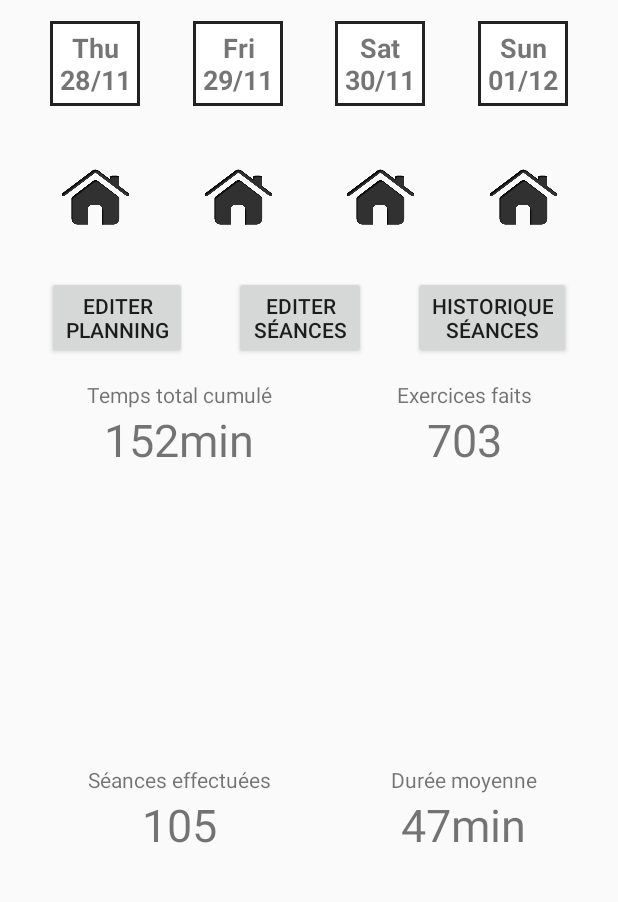
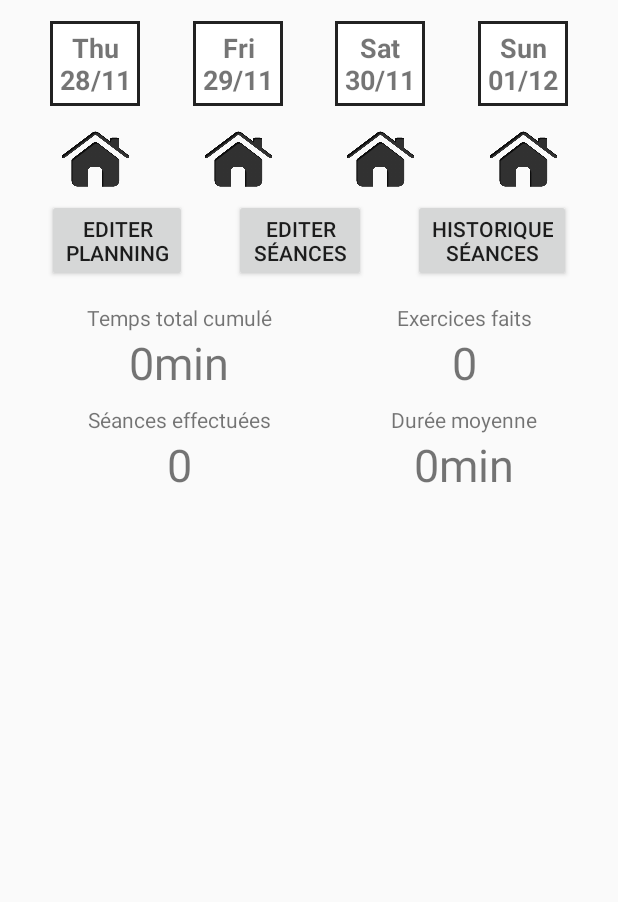
Before and after one commit to mcoucke/gomuscu, an Android app: the screen it shows after launch (MainActivity), on a phone screen of 412 x 824 dp, the part 68-970 px from its top. Run offline under Robolectric (Android 15) with nearby library versions, the phone set to English and light mode, and no system bars; our stand-ins replace Room's generated code.

Commit message:
moving statistics to main_activity, adding queries

```diff
--- a/app/src/main/java/com/app/gomuscu/GoMuscuDao.java
+++ b/app/src/main/java/com/app/gomuscu/GoMuscuDao.java
@@ -9,7 +9,9 @@ import androidx.room.Query;
 import androidx.room.Update;
 
 import com.app.gomuscu.entity.Exercice;
+import com.app.gomuscu.entity.ExerciceDansHistorique;
 import com.app.gomuscu.entity.ExerciceDansSeance;
+import com.app.gomuscu.entity.Historique;
 import com.app.gomuscu.entity.Journee;
 import com.app.gomuscu.entity.Seance;
 
@@ -49,6 +51,9 @@ public interface GoMuscuDao {
     @Query("SELECT * FROM Journee")
     public LiveData<List<Journee>> getAllJournees();
 
+    @Query("SELECT * FROM Historique")
+    public LiveData<List<Historique>> getAllHistoriques();
+
     @Query("SELECT * FROM ExerciceDansSeance WHERE idSeance = :id_seance")
     public LiveData<List<ExerciceDansSeance>> getAllExercicesDansSeancesById(Integer... id_seance);
 
@@ -64,4 +69,10 @@ public interface GoMuscuDao {
     @Query("SELECT * FROM Journee WHERE date >= :date")
     public LiveData<List<Journee>> getAllJourneesFromDate(Date... date);
 
+    @Query("SELECT * FROM ExerciceDansHistorique WHERE idHistorique = :id")
+    public LiveData<List<ExerciceDansHistorique>> getAllExerciceDansHistoriqueById(Integer... id);
+
+    @Query("SELECT COUNT(*) FROM ExerciceDansHistorique")
+    public LiveData<Integer> getExerciceDansHistoriqueCount();
+
 }
--- a/app/src/main/java/com/app/gomuscu/GoMuscuRepository.java
+++ b/app/src/main/java/com/app/gomuscu/GoMuscuRepository.java
@@ -7,7 +7,9 @@ import android.util.Log;
 import androidx.lifecycle.LiveData;
 
 import com.app.gomuscu.entity.Exercice;
+import com.app.gomuscu.entity.ExerciceDansHistorique;
 import com.app.gomuscu.entity.ExerciceDansSeance;
+import com.app.gomuscu.entity.Historique;
 import com.app.gomuscu.entity.Journee;
 import com.app.gomuscu.entity.Seance;
 
@@ -81,7 +83,8 @@ public class GoMuscuRepository {
         return id;
     }
 
-    private static class InsertExerciceDansSeanceAsyncTask extends AsyncTask<ExerciceDansSeance, Void, long[]> {
+    private static class InsertExerciceDansSeanceAsyncTask
+            extends AsyncTask<ExerciceDansSeance, Void, long[]> {
         private GoMuscuDao dao;
 
         InsertExerciceDansSeanceAsyncTask(GoMuscuDao dao) {
@@ -127,7 +130,8 @@ public class GoMuscuRepository {
         return liste;
     }
 
-    private static class GetAllExercicesAsyncTask extends AsyncTask<Void, Void, LiveData<List<Exercice>>> {
+    private static class GetAllExercicesAsyncTask
+            extends AsyncTask<Void, Void, LiveData<List<Exercice>>> {
         private GoMuscuDao dao;
 
         GetAllExercicesAsyncTask(GoMuscuDao dao) {
@@ -150,7 +154,8 @@ public class GoMuscuRepository {
         return liste;
     }
 
-    private static class GetAllSeancesAsyncTask extends AsyncTask<Void, Void, LiveData<List<Seance>>> {
+    private static class GetAllSeancesAsyncTask
+            extends AsyncTask<Void, Void, LiveData<List<Seance>>> {
         private GoMuscuDao dao;
 
         GetAllSeancesAsyncTask(GoMuscuDao dao) {
@@ -173,7 +178,8 @@ public class GoMuscuRepository {
         return liste;
     }
 
-    private static class GetAllJourneesAsyncTask extends AsyncTask<Void, Void, LiveData<List<Journee>>> {
+    private static class GetAllJourneesAsyncTask
+            extends AsyncTask<Void, Void, LiveData<List<Journee>>> {
         private GoMuscuDao dao;
 
         GetAllJourneesAsyncTask(GoMuscuDao dao) {
@@ -183,6 +189,30 @@ public class GoMuscuRepository {
         @Override
         protected LiveData<List<Journee>> doInBackground(Void... voids) {
             return this.dao.getAllJournees();
+        }
+    }
+
+    public LiveData<List<Historique>> getAllHistoriques() {
+        LiveData<List<Historique>> liste = null;
+        try {
+            liste = new GetAllHistoriquesAsyncTask(this.dao).execute().get();
+        } catch (InterruptedException | ExecutionException e) {
+            Log.d("erreurs", "getAllHistoriques : " + e.getMessage());
+        }
+        return liste;
+    }
+
+    private static class GetAllHistoriquesAsyncTask
+            extends AsyncTask<Void, Void, LiveData<List<Historique>>> {
+        private GoMuscuDao dao;
+
+        GetAllHistoriquesAsyncTask(GoMuscuDao dao) {
+            this.dao = dao;
+        }
+
+        @Override
+        protected LiveData<List<Historique>> doInBackground(Void... voids) {
+            return this.dao.getAllHistoriques();
         }
     }
 
@@ -284,12 +314,13 @@ public class GoMuscuRepository {
         try {
             journees = new GetAllJourneesFromDateAsyncTask(this.dao).execute(date).get();
         } catch (InterruptedException | ExecutionException e) {
-            Log.d("erreurs", "getJourneesFromDate : " + e.getMessage());
+            Log.d("erreurs", "getAllJourneesFromDate : " + e.getMessage());
         }
         return journees;
     }
 
-    private static class GetAllJourneesFromDateAsyncTask extends AsyncTask<Date, Void, LiveData<List<Journee>>> {
+    private static class GetAllJourneesFromDateAsyncTask
+            extends AsyncTask<Date, Void, LiveData<List<Journee>>> {
         private GoMuscuDao dao;
 
         GetAllJourneesFromDateAsyncTask(GoMuscuDao dao) {
@@ -302,4 +333,52 @@ public class GoMuscuRepository {
         }
     }
 
+    public LiveData<List<ExerciceDansHistorique>> getAllExerciceDansHistoriqueById(int id) {
+        LiveData<List<ExerciceDansHistorique>> liste = null;
+        try {
+            liste = new GetAllExerciceDansHistoriqueByIdAsyncTask(this.dao).execute(id).get();
+        } catch (InterruptedException | ExecutionException e) {
+            Log.d("erreurs", "getAllExerciceDansHistoriqueById : " + e.getMessage());
+        }
+        return liste;
+    }
+
+    private static class GetAllExerciceDansHistoriqueByIdAsyncTask
+            extends AsyncTask<Integer, Void, LiveData<List<ExerciceDansHistorique>>> {
+        private GoMuscuDao dao;
+
+        GetAllExerciceDansHistoriqueByIdAsyncTask(GoMuscuDao dao) {
+            this.dao = dao;
+        }
+
+        @Override
+        protected LiveData<List<ExerciceDansHistorique>> doInBackground(Integer... integers) {
+            return this.dao.getAllExerciceDansHistoriqueById(integers);
+        }
+    }
+
+    public LiveData<Integer> getExerciceDansHistoriqueCount() {
+        LiveData<Integer> count = null;
+        try {
+            count = new GetExerciceDansHistoriqueCountAsyncTask(this.dao).execute().get();
+        } catch (InterruptedException | ExecutionException e) {
+            Log.d("erreurs", "getExerciceDansHistoriqueCount : " + e.getMessage());
+        }
+        return count;
+    }
+
+    private static class GetExerciceDansHistoriqueCountAsyncTask
+            extends AsyncTask<Void, Void, LiveData<Integer>> {
+        private GoMuscuDao dao;
+
+        GetExerciceDansHistoriqueCountAsyncTask(GoMuscuDao dao) {
+            this.dao = dao;
+        }
+
+        @Override
+        protected LiveData<Integer> doInBackground(Void... voids) {
+            return this.dao.getExerciceDansHistoriqueCount();
+        }
+    }
+
 }
--- a/app/src/main/java/com/app/gomuscu/GoMuscuViewModel.java
+++ b/app/src/main/java/com/app/gomuscu/GoMuscuViewModel.java
@@ -7,7 +7,9 @@ import androidx.lifecycle.AndroidViewModel;
 import androidx.lifecycle.LiveData;
 
 import com.app.gomuscu.entity.Exercice;
+import com.app.gomuscu.entity.ExerciceDansHistorique;
 import com.app.gomuscu.entity.ExerciceDansSeance;
+import com.app.gomuscu.entity.Historique;
 import com.app.gomuscu.entity.Journee;
 import com.app.gomuscu.entity.Seance;
 
@@ -47,6 +49,14 @@ public class GoMuscuViewModel extends AndroidViewModel {
         return goMuscuRepository.getAllSeances();
     }
 
+    public LiveData<List<Journee>> getAllJournees() {
+        return goMuscuRepository.getAllJournees();
+    }
+
+    public LiveData<List<Historique>> getAllHistoriques() {
+        return goMuscuRepository.getAllHistoriques();
+    }
+
     public LiveData<List<ExerciceDansSeance>> getAllExercicesDansSeancesById(int id_seance) {
         return goMuscuRepository.getAllExercicesDansSeancesById(id_seance);
     }
@@ -66,4 +76,12 @@ public class GoMuscuViewModel extends AndroidViewModel {
     public LiveData<List<Journee>> getAllJourneesFromDate(Date date) {
         return goMuscuRepository.getAllJourneesFromDate(date);
     }
+
+    public LiveData<List<ExerciceDansHistorique>> getAllExerciceDansHistoriqueById(int id) {
+        return goMuscuRepository.getAllExerciceDansHistoriqueById(id);
+    }
+
+    public LiveData<Integer> getExerciceDansHistoriqueCount() {
+        return goMuscuRepository.getExerciceDansHistoriqueCount();
+    }
 }
--- a/app/src/main/java/com/app/gomuscu/MainActivity.java
+++ b/app/src/main/java/com/app/gomuscu/MainActivity.java
@@ -12,6 +12,7 @@ import android.widget.TextView;
 
 import com.app.gomuscu.entity.Exercice;
 import com.app.gomuscu.entity.ExerciceDansSeance;
+import com.app.gomuscu.entity.Historique;
 import com.app.gomuscu.entity.Journee;
 import com.app.gomuscu.entity.Seance;
 
@@ -89,6 +90,23 @@ public class MainActivity extends AppCompatActivity {
             }
         }
 
+        // Statistiques
+
+        goMuscuViewModel.getAllHistoriques().observe(this, new Observer<List<Historique>>() {
+            @Override
+            public void onChanged(List<Historique> historiques) {
+                setStatistiquesHistoriques(historiques);
+            }
+        });
+
+        goMuscuViewModel.getExerciceDansHistoriqueCount().observe(this, new Observer<Integer>() {
+            @Override
+            public void onChanged(Integer nbExercices) {
+                TextView tv_total_exos = (TextView) findViewById(R.id.tv_total_exos);
+                tv_total_exos.setText(String.valueOf(nbExercices));
+            }
+        });
+
     }
 
     public void onImageClick(View view) {
@@ -130,4 +148,25 @@ public class MainActivity extends AppCompatActivity {
     public void onClickViewHistorique(View view) {
         System.out.println("click edit planning");
     }
+
+    public void setStatistiquesHistoriques(List<Historique> historiques) {
+        int total_duree_sec = 0;
+        for(int i = 0; i < historiques.size(); i++) {
+            total_duree_sec += historiques.get(i).getDureeSecondes();
+        }
+        int total_duree_min = 0;
+        int duree_min_moy = 0;
+        if (total_duree_sec != 0) {
+            total_duree_min = total_duree_sec/60;
+            duree_min_moy = (total_duree_sec / historiques.size())/60;
+        }
+        int nb_seances = historiques.size();
+
+        TextView tv_total_sec = (TextView) findViewById(R.id.tv_total_sec);
+        tv_total_sec.setText(total_duree_min + "min");
+        TextView tv_total_seances = (TextView) findViewById(R.id.tv_total_seances);
+        tv_total_seances.setText(String.valueOf(nb_seances));
+        TextView tv_duree_moyenne = (TextView) findViewById(R.id.tv_duree_moyenne);
+        tv_duree_moyenne.setText(duree_min_moy + "min");
+    }
 }
--- a/app/src/main/java/com/app/gomuscu/StatsFragment.java
+++ /dev/null
@@ -1,29 +0,0 @@
-package com.app.gomuscu;
-
-import android.os.Bundle;
-import android.view.LayoutInflater;
-import android.view.View;
-import android.view.ViewGroup;
-
-import androidx.fragment.app.Fragment;
-
-public class StatsFragment extends Fragment {
-
-    public StatsFragment() {
-
-    }
-
-    @Override
-    public void onCreate(Bundle savedInstanceState) {
-        super.onCreate(savedInstanceState);
-
-    }
-
-    @Override
-    public View onCreateView(LayoutInflater inflater, ViewGroup container,
-                             Bundle savedInstanceState) {
-        View view = inflater.inflate(R.layout.fragment_stats, container, false);
-
-        return view;
-    }
-}
--- a/app/src/main/res/layout/activity_main.xml
+++ b/app/src/main/res/layout/activity_main.xml
@@ -23,7 +23,6 @@
     <GridLayout
         android:layout_width="match_parent"
         android:layout_height="wrap_content"
-        android:layout_weight="0.1"
         android:rowCount="2"
         android:columnCount="4"
         android:useDefaultMargins="true">
@@ -175,7 +174,6 @@
     <GridLayout
         android:layout_width="match_parent"
         android:layout_height="wrap_content"
-        android:layout_weight="0"
         android:layout_marginBottom="10dp"
         android:rowCount="1"
         android:columnCount="3">
@@ -215,12 +213,106 @@
 
     </GridLayout>
 
-    <fragment
+    <GridLayout xmlns:android="http://schemas.android.com/apk/res/android"
         android:layout_width="match_parent"
-        android:layout_height="0px"
-        android:layout_weight="1"
-        android:name="com.app.gomuscu.StatsFragment"
-        android:id="@+id/statsFrag" />
+        android:layout_height="wrap_content"
+        android:rowCount="2"
+        android:columnCount="2"
+        android:useDefaultMargins="true">
+
+
+        <LinearLayout
+            android:layout_width="wrap_content"
+            android:layout_height="wrap_content"
+            android:orientation="vertical"
+            android:layout_columnWeight="1"
+            android:layout_column="0"
+            android:layout_row="0"
+            android:layout_gravity="center">
+
+            <TextView
+                android:layout_width="wrap_content"
+                android:layout_height="wrap_content"
+                android:text="@string/stat_total_temps"
+                android:layout_gravity="center"/>
+
+            <TextView
+                android:layout_width="wrap_content"
+                android:layout_height="wrap_content"
+                android:textSize="@dimen/stats_number"
+                android:layout_gravity="center"
+                android:id="@+id/tv_total_sec"/>
+        </LinearLayout>
+
+        <LinearLayout
+            android:layout_width="wrap_content"
+            android:layout_height="wrap_content"
+            android:orientation="vertical"
+            android:layout_column="0"
+            android:layout_row="1"
+            android:layout_gravity="center">
+
+            <TextView
+                android:layout_width="wrap_content"
+                android:layout_height="wrap_content"
+                android:text="@string/stat_total_seances"
+                android:layout_gravity="center"/>
+
+            <TextView
+                android:layout_width="wrap_content"
+                android:layout_height="wrap_content"
+                android:textSize="@dimen/stats_number"
+                android:layout_gravity="center"
+                android:id="@+id/tv_total_seances" />
+        </LinearLayout>
+
+        <LinearLayout
+            android:layout_width="wrap_content"
+            android:layout_height="wrap_content"
+            android:orientation="vertical"
+            android:layout_columnWeight="1"
+            android:layout_column="1"
+            android:layout_row="0"
+            android:layout_gravity="center">
+
+            <TextView
+                android:layout_width="wrap_content"
+                android:layout_height="wrap_content"
+                android:text="@string/stat_total_exos"
+                android:layout_gravity="center"/>
+
+            <TextView
+                android:layout_width="wrap_content"
+                android:layout_height="wrap_content"
+                android:textSize="@dimen/stats_number"
+                android:layout_gravity="center"
+                android:id="@+id/tv_total_exos" />
+        </LinearLayout>
+
+        <LinearLayout
+            android:layout_width="wrap_content"
+            android:layout_height="wrap_content"
+            android:orientation="vertical"
+            android:layout_column="1"
+            android:layout_row="1"
+            android:layout_gravity="center">
+
+            <TextView
+                android:layout_width="wrap_content"
+                android:layout_height="wrap_content"
+                android:text="@string/stat_moyenne_temps"/>
+
+            <TextView
+                android:layout_width="wrap_content"
+                android:layout_height="wrap_content"
+                android:textSize="@dimen/stats_number"
+                android:layout_gravity="center"
+                android:id="@+id/tv_duree_moyenne" />
+        </LinearLayout>
+
+
+
+    </GridLayout>
 
 
 
--- a/app/src/main/res/layout/fragment_stats.xml
+++ /dev/null
@@ -1,101 +0,0 @@
-<?xml version="1.0" encoding="utf-8"?>
-<GridLayout xmlns:android="http://schemas.android.com/apk/res/android"
-    android:layout_width="match_parent"
-    android:layout_height="wrap_content"
-    android:rowCount="2"
-    android:columnCount="2"
-    android:useDefaultMargins="true">
-
-
-    <LinearLayout
-        android:layout_width="wrap_content"
-        android:layout_height="wrap_content"
-        android:orientation="vertical"
-        android:layout_columnWeight="1"
-        android:layout_column="0"
-        android:layout_row="0"
-        android:layout_gravity="center">
-
-        <TextView
-            android:layout_width="wrap_content"
-            android:layout_height="wrap_content"
-            android:text="@string/stat_total_temps"
-            android:layout_gravity="center"/>
-
-        <TextView
-            android:layout_width="wrap_content"
-            android:layout_height="wrap_content"
-            android:textSize="@dimen/stats_number"
-            android:text="152min"
-            android:layout_gravity="center" />
-    </LinearLayout>
-
-    <LinearLayout
-        android:layout_width="wrap_content"
-        android:layout_height="wrap_content"
-        android:orientation="vertical"
-        android:layout_column="0"
-        android:layout_row="1"
-        android:layout_gravity="center">
-
-        <TextView
-            android:layout_width="wrap_content"
-            android:layout_height="wrap_content"
-            android:text="@string/stat_total_seances"
-            android:layout_gravity="center"/>
-
-        <TextView
-            android:layout_width="wrap_content"
-            android:layout_height="wrap_content"
-            android:textSize="@dimen/stats_number"
-            android:text="105"
-            android:layout_gravity="center" />
-    </LinearLayout>
-
-    <LinearLayout
-        android:layout_width="wrap_content"
-        android:layout_height="wrap_content"
-        android:orientation="vertical"
-        android:layout_columnWeight="1"
-        android:layout_column="1"
-        android:layout_row="0"
-        android:layout_gravity="center">
-
-        <TextView
-            android:layout_width="wrap_content"
-            android:layout_height="wrap_content"
-            android:text="@string/stat_total_exos"
-            android:layout_gravity="center"/>
-
-        <TextView
-            android:layout_width="wrap_content"
-            android:layout_height="wrap_content"
-            android:textSize="@dimen/stats_number"
-            android:text="703"
-            android:layout_gravity="center" />
-    </LinearLayout>
-
-    <LinearLayout
-        android:layout_width="wrap_content"
-        android:layout_height="wrap_content"
-        android:orientation="vertical"
-        android:layout_column="1"
-        android:layout_row="1"
-        android:layout_gravity="center">
-
-        <TextView
-            android:layout_width="wrap_content"
-            android:layout_height="wrap_content"
-            android:text="@string/stat_moyenne_temps"/>
-
-        <TextView
-            android:layout_width="wrap_content"
-            android:layout_height="wrap_content"
-            android:textSize="@dimen/stats_number"
-            android:text="47min"
-            android:layout_gravity="center" />
-    </LinearLayout>
-
-
-
-</GridLayout>
```
